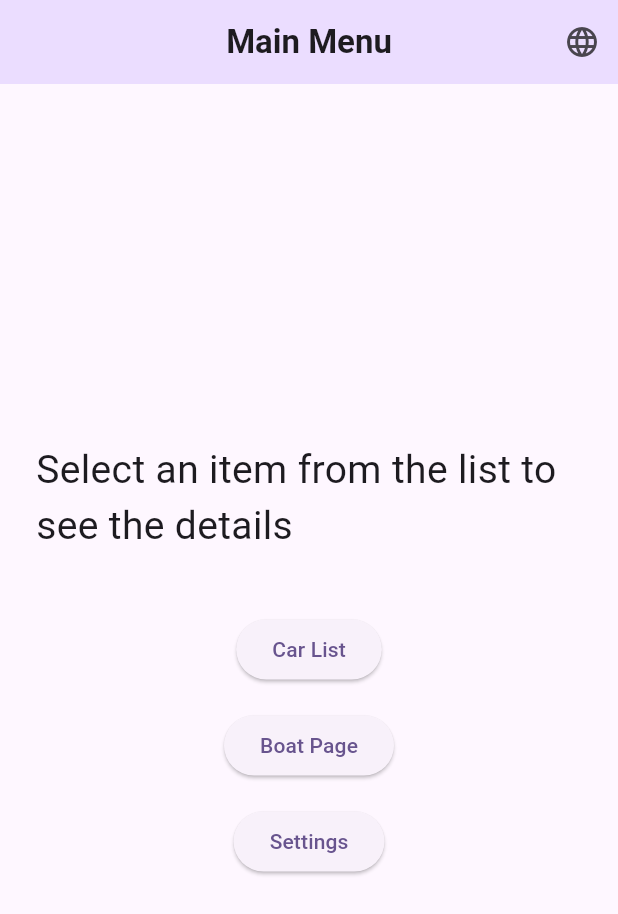
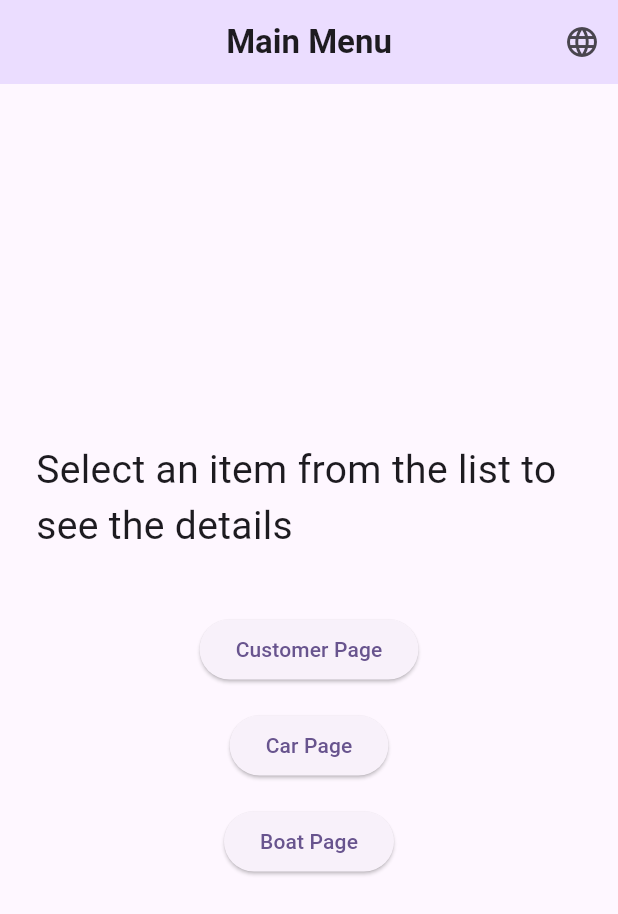
Before and after one commit to JessySeo9955/flutter_CST2335, a Flutter app: the screen it shows after launch, on a phone screen of 412 x 824 dp. Shown: the top 914 px of the screen. Run offline on Flutter 3.47's test engine with Material 3 defaults, Android fonts, the phone set to English and light mode, and no system bars; our stand-ins replace floor, sqflite; missing offline and left inert: encrypted_shared_preferences; accounts and stored records are empty; generated files the repository leaves out were written again.

Commit message:
update main page and add customer list

```diff
--- a/lib/main.dart
+++ b/lib/main.dart
@@ -101,13 +101,13 @@ class MyHomePage extends StatelessWidget {
 
               const SizedBox(height: 40),
 
-              _menuButton(context, "Car List", "/car"),
+              _menuButton(context, 'Customer Page', '/customer'),
               const SizedBox(height: 16),
 
-              _menuButton(context, "Boat Page", "/boat"),
+              _menuButton(context, 'Car Page', '/car'),
               const SizedBox(height: 16),
 
-              _menuButton(context, "Settings", "/settings"),
+              _menuButton(context, 'Boat Page', '/boat'),
             ],
           ),
         ),
```
